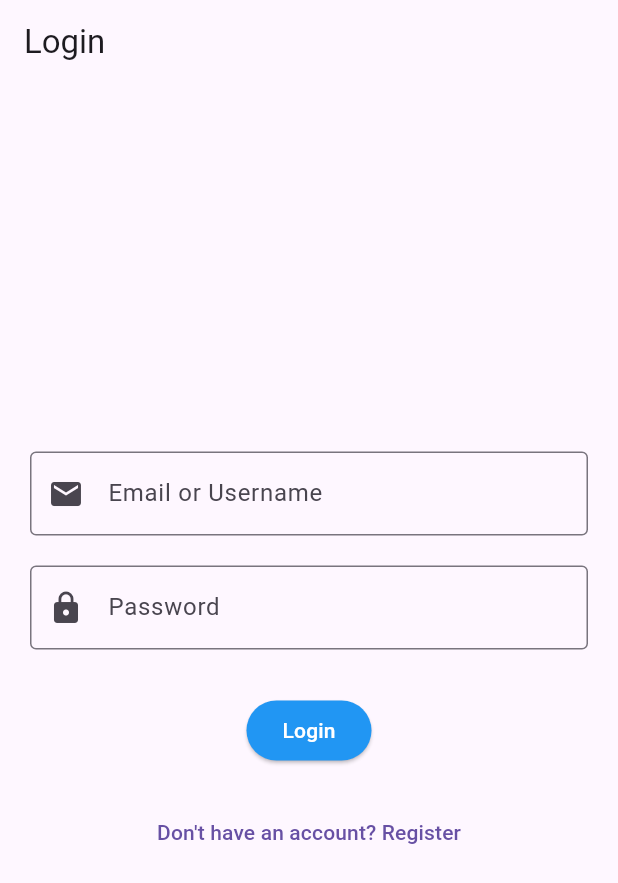
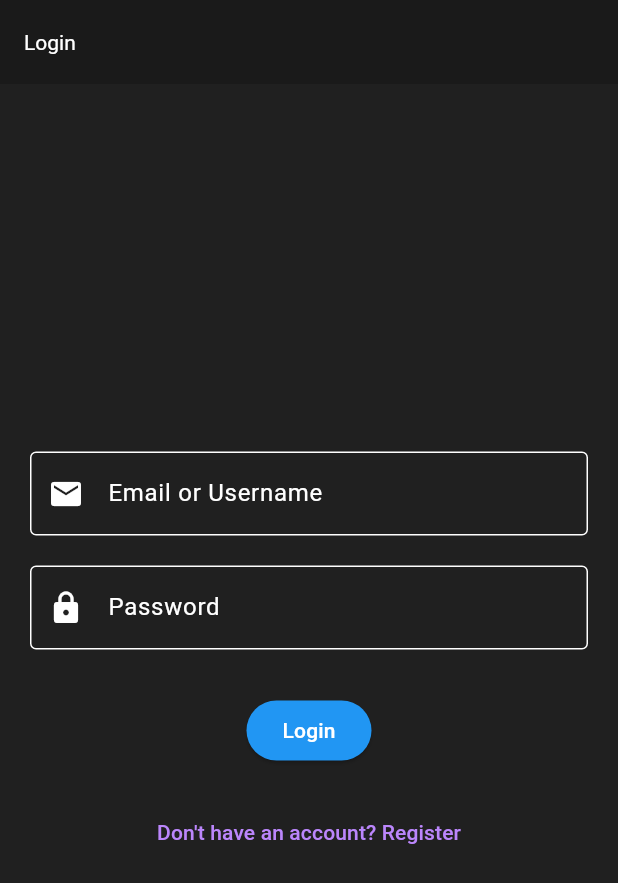
Before and after one commit to Rishav8989/flutter_login, a Flutter app: the screen it shows after launch, on a phone screen of 412 x 824 dp. Shown: the top 883 px of the screen. Run offline on Flutter 3.47's test engine with Material 3 defaults, Android fonts, the phone set to English and light mode, and no system bars; our stand-ins replace pocketbase, shared_preferences.

Commit message:
added New Themes

```diff
--- a/lib/main.dart
+++ b/lib/main.dart
@@ -1,4 +1,5 @@
 import 'package:flutter/material.dart';
+import 'package:login/utils/app_theme.dart';
 import 'login_page.dart';
 import 'home_page.dart'; // Import HomePage
 import 'package:pocketbase/pocketbase.dart';
@@ -17,48 +18,8 @@ class MyApp extends StatelessWidget {
   Widget build(BuildContext context) {
     return MaterialApp(
       title: 'Flutter Notes App',
-      theme: ThemeData(
-        primarySwatch: Colors.blue, // Primary color is blue for light theme
-        primaryColor: Colors.blue, // Ensure primaryColor is blue
-        textTheme: const TextTheme( // Customize default text color for light theme if needed
-          bodyMedium: TextStyle(color: Colors.black87), // Example: Default text color is dark grey in light theme
-          // You can customize other text styles here for light theme
-        ),
-        elevatedButtonTheme: ElevatedButtonThemeData( // Style for ElevatedButton in light theme
-          style: ElevatedButton.styleFrom(
-            backgroundColor: Colors.blue, // Button background color is blue
-            foregroundColor: Colors.white, // Button text color is white
-          ),
-        ),
-        // You can customize other parts of the light theme if needed
-      ),
-      darkTheme: ThemeData.dark().copyWith(
-        scaffoldBackgroundColor: Colors.grey[900],
-        primaryColor: Colors.blue, // Ensure primaryColor is blue in dark theme as well if you want blue accents
-        appBarTheme: const AppBarTheme(
-          backgroundColor: Colors.black87,
-          titleTextStyle: TextStyle(
-            color: Colors.white,
-          ),
-        ),
-        textTheme: const TextTheme(
-          bodyMedium: TextStyle(color: Colors.white), // Default text color is white in dark theme
-          // You can customize other text styles here for dark theme
-        ),
-        floatingActionButtonTheme: const FloatingActionButtonThemeData(
-          backgroundColor: Colors.blue, // FAB background is blue
-          foregroundColor: Colors.white, // FAB icon color is white
-        ),
-        iconTheme: const IconThemeData(color: Colors.white),
-        elevatedButtonTheme: ElevatedButtonThemeData( // Style for ElevatedButton in dark theme
-          style: ElevatedButton.styleFrom(
-            backgroundColor: Colors.blue, // Button background color is blue
-            foregroundColor: Colors.white, // Button text color is white
-          ),
-        ),
-        // Customize other dark theme aspects as needed
-      ),
-      themeMode: ThemeMode.system,
+      theme: darkTheme,       // Use appTheme from app_theme.dart
+      // Remove darkTheme and themeMode as you are using only default theme
       debugShowCheckedModeBanner: false,
       home: const AuthCheck(),
     );
--- /dev/null
+++ b/lib/utils/app_theme.dart
@@ -0,0 +1,115 @@
+import 'package:flutter/material.dart';
+
+ThemeData amoled = ThemeData.dark().copyWith(
+  scaffoldBackgroundColor: Colors.black, // **AMOLED: Set Scaffold background to true black**
+  primaryColor: Colors.blue, // Keep blue accent color
+  appBarTheme: const AppBarTheme(
+    backgroundColor: Colors.black, // **AMOLED: Set AppBar background to true black**
+    titleTextStyle: TextStyle(
+      color: Colors.white, // Keep white title text
+    ),
+  ),
+  drawerTheme: const DrawerThemeData(
+    backgroundColor: Colors.black, // **AMOLED: Set Drawer background to true black**
+  ),
+  textTheme: const TextTheme(
+    bodyMedium: TextStyle(color: Colors.white), // Keep white text color
+    // You can customize other text styles here for dark theme
+  ),
+  floatingActionButtonTheme: const FloatingActionButtonThemeData(
+    backgroundColor: Colors.blue, // Keep blue FAB background
+    foregroundColor: Colors.white, // Keep white FAB icon color
+  ),
+  iconTheme: const IconThemeData(color: Colors.white), // Keep white icons
+  elevatedButtonTheme: ElevatedButtonThemeData(
+    // Style for ElevatedButton in dark theme
+    style: ElevatedButton.styleFrom(
+      backgroundColor: Colors.blue, // Keep blue button background
+      foregroundColor: Colors.white, // Keep white button text color
+    ),
+  ),
+  // Customize other dark theme aspects as needed
+);
+
+
+ThemeData lightTheme = ThemeData(
+  primarySwatch: Colors.blue, // Primary color is blue for light theme
+  primaryColor: Colors.blue, // Ensure primaryColor is blue
+  scaffoldBackgroundColor: Colors.white, // **Light Theme: Set Scaffold background to white**
+  appBarTheme: const AppBarTheme(
+    backgroundColor: Colors.white, // **Light Theme: Set AppBar background to white**
+    foregroundColor: Colors.blue, // **Light Theme: Set AppBar text/icon color to blue**
+    titleTextStyle: TextStyle(
+      color: Colors.blue, // **Light Theme: Set AppBar title text color to blue**
+    ),
+    iconTheme: IconThemeData(color: Colors.blue), // **Light Theme: Set AppBar icons to blue**
+  ),
+  drawerTheme: const DrawerThemeData(
+    backgroundColor: Colors.white, // **Light Theme: Set Drawer background to white**
+  ),
+  textTheme: const TextTheme(
+    bodyMedium: TextStyle(color: Colors.black87), // Keep default dark grey text color for light theme
+    // You can customize other text styles here for light theme
+  ),
+  elevatedButtonTheme: ElevatedButtonThemeData(
+    // Style for ElevatedButton in light theme
+    style: ElevatedButton.styleFrom(
+      backgroundColor: Colors.blue, // Button background color is blue
+      foregroundColor: Colors.white, // Button text color is white
+    ),
+  ),
+  floatingActionButtonTheme: const FloatingActionButtonThemeData(
+    backgroundColor: Colors.blue, // FAB background is blue
+    foregroundColor: Colors.white, // FAB icon color is white
+  ),
+  iconTheme: const IconThemeData(color: Color.fromARGB(255, 56, 73, 82)), // **Light Theme: Set general icons to dark grey/blueGrey**
+  // You can customize other parts of the light theme if needed
+  colorScheme: ColorScheme.light( // Define a light color scheme for better consistency
+    primary: Colors.blue,
+    secondary: Colors.blueAccent, // Example secondary color
+    background: Colors.white,
+    surface: Colors.white,
+    onBackground: Colors.black87,
+    onSurface: Colors.black87,
+    onPrimary: Colors.white,
+    onSecondary: Colors.white,
+  ),
+);
+
+
+
+ThemeData darkTheme = ThemeData.dark().copyWith(
+  scaffoldBackgroundColor: const Color.fromARGB(255, 32, 32, 32), // **Gentle Dark: Dark Grey Scaffold background**
+  primaryColor: Colors.blue, // Keep blue accent color
+  appBarTheme: AppBarTheme(
+    backgroundColor: const Color.fromARGB(255, 26, 26, 26), // **Gentle Dark: Dark Grey AppBar background**
+    titleTextStyle: const TextStyle(
+      color: Colors.white, // Keep white title text
+    ),
+    iconTheme: const IconThemeData(color: Colors.white), // Keep white icons
+  ),
+  drawerTheme: DrawerThemeData(
+    backgroundColor: const Color.fromARGB(255, 48, 48, 48), // **Gentle Dark: Dark Grey Drawer background**
+  ),
+  textTheme: const TextTheme(
+    bodyMedium: TextStyle(color: Colors.white), // Keep white text color
+    // Customize other text styles here for dark theme
+  ),
+  floatingActionButtonTheme: const FloatingActionButtonThemeData(
+    backgroundColor: Colors.blue, // Keep blue FAB background
+    foregroundColor: Colors.white, // Keep white FAB icon color
+  ),
+  iconTheme: const IconThemeData(color: Colors.white), // Keep white icons
+  elevatedButtonTheme: ElevatedButtonThemeData(
+    // Style for ElevatedButton in dark theme
+    style: ElevatedButton.styleFrom(
+      backgroundColor: Colors.blue, // Keep blue button background
+      foregroundColor: Colors.white, // Keep white button text color
+    ),
+  ),
+  // Customize other dark theme aspects as needed
+  colorScheme: ColorScheme.dark().copyWith( // Keep ColorScheme.dark and update surface/background
+    surface: Colors.grey[850],      // **Gentle Dark: Dark Grey Surface color (Cards, etc.)**
+    background: Colors.grey[850],   // **Gentle Dark: Dark Grey Background color**
+  ),
+);
```
